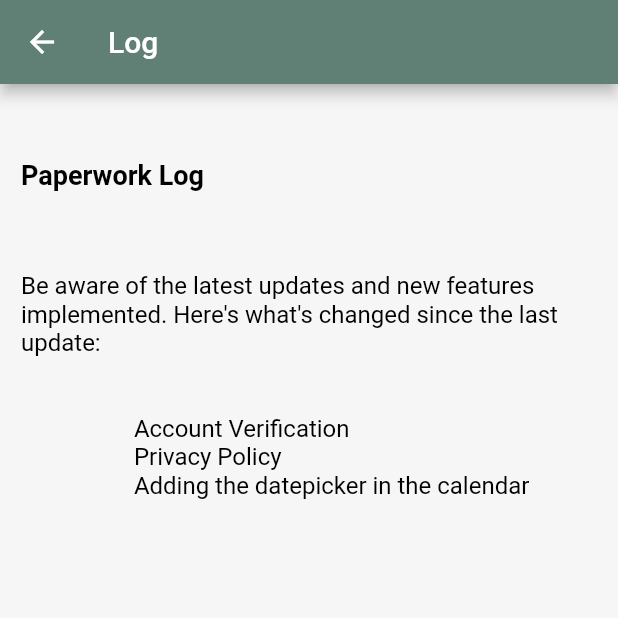
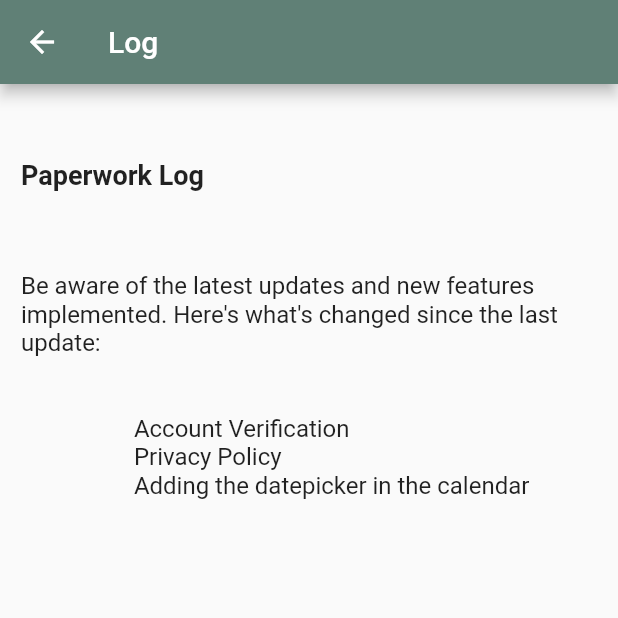
Before and after one commit to Paperwork-EIP/Front-mobile, a Flutter app: the SettingsPage1 screen opened directly, after a tap on "Change Log", on a phone screen of 412 x 824 dp, the top half of it. Run offline on Flutter 3.47's test engine with Material 2 defaults, Android fonts, the phone set to English and light mode, and no system bars; our stand-ins replace bloc, easy_dynamic_theme, equatable, flutter_bloc, flutter_dotenv, flutter_time_picker_spinner and 4 more; missing offline and left inert: restart_app; accounts and stored records are empty; network calls fail.

Commit message:
[ADD] dark mode theme

```diff
--- a/my_app/workspace/lib/Settings/Content/log.dart
+++ b/my_app/workspace/lib/Settings/Content/log.dart
@@ -10,7 +10,6 @@ class SettingsLog extends StatelessWidget {
         title: const Text("Log"),
         backgroundColor: const Color.fromARGB(255, 96, 128, 118),
       ),
-      backgroundColor: const Color(0xfff6f6f6),
       body: Center(
         child: Container(
           constraints: const BoxConstraints(maxWidth: 400),
@@ -20,15 +19,13 @@ class SettingsLog extends StatelessWidget {
             child:
               Text('\n\nPaperwork Log', style: TextStyle(
                                         fontWeight: FontWeight.bold,
-                                        fontSize: 18,
-                                        color: Colors.black)),),
+                                        fontSize: 18)),),
                Padding(padding: EdgeInsets.all(8.0),
             child:
               Text("\n\nBe aware of the latest updates and new features implemented. Here's what's changed since the last update:\n\n\n                   Account Verification\n                   Privacy Policy\n                   Adding the datepicker in the calendar\n",
               style : TextStyle(
                                         // fontWeight: FontWeight.bold,
-                                        fontSize: 16,
-                                        color: Colors.black), ),
+                                        fontSize: 16), ),
                ),
             ],
           ),
--- a/my_app/workspace/lib/Settings/settings.dart
+++ b/my_app/workspace/lib/Settings/settings.dart
@@ -1,3 +1,4 @@
+import 'package:easy_dynamic_theme/easy_dynamic_theme.dart';
 import 'package:flutter/cupertino.dart';
 import 'package:flutter/material.dart';
 
@@ -7,8 +8,15 @@ import 'Content/log.dart';
 import 'Content/policy.dart';
 import 'Content/about.dart';
 
-class SettingsPage1 extends StatelessWidget {
+class SettingsPage1 extends StatefulWidget {
   const SettingsPage1({Key? key}) : super(key: key);
+
+  @override
+  State<SettingsPage1> createState() => _SettingsPage1State();
+}
+
+class _SettingsPage1State extends State<SettingsPage1> {
+  // late bool mode = Theme.of(context).brightness == Brightness.dark;
 
   @override
   Widget build(BuildContext context) {
@@ -17,7 +25,6 @@ class SettingsPage1 extends StatelessWidget {
         title: const Text("Settings"),
         backgroundColor: const Color.fromARGB(255, 96, 128, 118),
       ),
-      backgroundColor: const Color(0xfff6f6f6),
       body: Center(
         child: Container(
           constraints: const BoxConstraints(maxWidth: 400),
@@ -29,19 +36,32 @@ class SettingsPage1 extends StatelessWidget {
                   _CustomListTile(
                       title: "Dark Mode",
                       icon: CupertinoIcons.moon,
-                      trailing:
-                          CupertinoSwitch(value: false, onChanged: (value) {})),
+                      trailing: CupertinoSwitch(
+                          value: Theme.of(context).brightness == Brightness.dark,
+                          onChanged: (value) {
+                            EasyDynamicTheme.of(context).changeTheme();
+                            // mode = !mode;
+                          })),
                   const _CustomListTile(
                     title: "Version",
                     icon: CupertinoIcons.device_phone_portrait,
                     trailing: Text("1.0"),
                   ),
                   const _CustomListTile(
-                      title: "Change Log", icon: CupertinoIcons.cloud_download, widget: SettingsLog(),),
+                    title: "Change Log",
+                    icon: CupertinoIcons.cloud_download,
+                    widget: SettingsLog(),
+                  ),
                   _CustomListTile(
-                      title: "Suport", icon: CupertinoIcons.lock_shield, widget: Support(),),
+                    title: "Suport",
+                    icon: CupertinoIcons.lock_shield,
+                    widget: Support(),
+                  ),
                   const _CustomListTile(
-                      title: "About", icon: CupertinoIcons.person_2, widget: SettingsAbout(),),
+                    title: "About",
+                    icon: CupertinoIcons.person_2,
+                    widget: SettingsAbout(),
+                  ),
                 ],
               ),
               const _SingleSection(
@@ -51,9 +71,10 @@ class SettingsPage1 extends StatelessWidget {
                       title: "Condition générale d'utilisation",
                       icon: CupertinoIcons.lock),
                   _CustomListTile(
-                      title: "Politique de confidentialité",
-                      icon: CupertinoIcons.lock,
-                      widget: SettingsPolicy(),),
+                    title: "Politique de confidentialité",
+                    icon: CupertinoIcons.lock,
+                    widget: SettingsPolicy(),
+                  ),
                   _CustomListTile(
                       title: "Terms et condition",
                       icon: CupertinoIcons.lock,
@@ -111,6 +132,14 @@ class _SingleSection extends StatelessWidget {
     required this.children,
   }) : super(key: key);
 
+  Color setColor(bool value) {
+    if (value) {
+      return  Color.fromARGB(166, 78, 80, 79);
+    } else {
+      return  Colors.white;
+    }
+  }
+
   @override
   Widget build(BuildContext context) {
     return Column(
@@ -130,7 +159,7 @@ class _SingleSection extends StatelessWidget {
         ),
         Container(
           width: double.infinity,
-          color: Colors.white,
+          color: setColor(Theme.of(context).brightness == Brightness.dark),
           child: Column(
             children: children,
           ),
--- a/my_app/workspace/lib/home/view/Header.dart
+++ b/my_app/workspace/lib/home/view/Header.dart
@@ -68,7 +68,7 @@ class Header extends StatelessWidget {
       children: <Widget>[
         IconButton(
           icon: const Icon(Icons.menu, size: 35.0),
-          color: const Color(0xFF29C9B3),
+          color: const Color.fromARGB(255, 96, 128, 118),
           onPressed: openDrawer,
         ),
         IconButton(
@@ -105,6 +105,7 @@ class NavBar extends StatelessWidget {
                     IconButton(
                       icon: const Icon(Icons.close),
                       onPressed: closeDrawer,
+                      color: Color.fromARGB(185, 41, 41, 41),
                     ),
                   ],
                 ),
--- a/my_app/workspace/lib/login/view/login_page.dart
+++ b/my_app/workspace/lib/login/view/login_page.dart
@@ -19,8 +19,8 @@ class LoginPage extends StatelessWidget {
     );
     return Scaffold(
       appBar: AppBar(
-        backgroundColor: Colors.white,
-        foregroundColor: Colors.black,
+        backgroundColor: const Color.fromARGB(255, 96, 128, 118),
+        // foregroundColor: Colors.black,
         elevation: 0,
         title: Center(
             child: Text(
@@ -41,7 +41,7 @@ class LoginPage extends StatelessWidget {
               style: GoogleFonts.inter(
                   fontSize: 18,
                   fontWeight: FontWeight.w500,
-                  color: const Color(0xFF29C9B3)),
+                  color: const Color.fromARGB(255, 166, 221, 204)),
             ),
           ),
         ],
--- a/my_app/workspace/lib/propal_add.dart
+++ b/my_app/workspace/lib/propal_add.dart
@@ -62,13 +62,12 @@ class AddPropal extends StatelessWidget {
     final _controller = TextEditingController();
 
     return Scaffold(
-      backgroundColor: Colors.white,
       appBar: AppBar(
-        backgroundColor: const Color.fromARGB(255, 96, 128, 118),
+        backgroundColor: Color.fromARGB(255, 82, 122, 109),
       ),
       body: Container(
         alignment: Alignment.center,
-                    color: const Color.fromARGB(33, 124, 204, 160),
+        color: Color.fromARGB(31, 98, 133, 114),
         child:
         ListView(
                 children: [ConstrainedBox(
--- a/my_app/workspace/lib/signup/view/signup_page.dart
+++ b/my_app/workspace/lib/signup/view/signup_page.dart
@@ -19,8 +19,8 @@ class SignupPage extends StatelessWidget {
     );
     return Scaffold(
       appBar: AppBar(
-        backgroundColor: Colors.white,
-        foregroundColor: Colors.black,
+        backgroundColor: const Color.fromARGB(255, 96, 128, 118),
+        // foregroundColor: Colors.black,
         elevation: 0,
         title: Center(
             child: Text(
@@ -41,7 +41,7 @@ class SignupPage extends StatelessWidget {
               style: GoogleFonts.inter(
                   fontSize: 18,
                   fontWeight: FontWeight.w500,
-                  color: const Color(0xFF29C9B3)),
+                  color: const Color.fromARGB(255, 166, 221, 204)),
             ),
           ),
         ],
--- a/my_app/workspace/lib/support.dart
+++ b/my_app/workspace/lib/support.dart
@@ -62,13 +62,11 @@ class Support extends StatelessWidget {
     final _controller = TextEditingController();
 
     return Scaffold(
-      backgroundColor: Colors.white,
       appBar: AppBar(
-        backgroundColor: const Color.fromARGB(255, 96, 128, 118),
       ),
       body: Container(
         alignment: Alignment.center,
-        color: const Color.fromARGB(33, 124, 204, 160),
+        color: const Color.fromARGB(31, 98, 133, 114),
         child:
         ListView(
                 children: [ ConstrainedBox(
--- a/my_app/workspace/pubspec.yaml
+++ b/my_app/workspace/pubspec.yaml
@@ -35,6 +35,7 @@ dependencies:
   restart_app: ^1.1.0+1
   mockito: ^5.3.2
   fluttertoast: ^8.1.2
+  easy_dynamic_theme: ^2.2.0
 
 
 dev_dependencies:
```
Also changed, not shown: my_app/workspace/lib/Settings/Content/about.dart (+3 -6 lines), my_app/workspace/lib/Settings/Content/cgu.dart (+2 -5 lines), my_app/workspace/lib/Settings/Content/condition.dart (+2 -4 lines), my_app/workspace/lib/Settings/Content/policy.dart (+2 -5 lines), my_app/workspace/lib/app.dart (+7 -1 lines), my_app/workspace/lib/calendar.dart (+7 -16 lines), my_app/workspace/lib/quizz/process/process.dart (+20 -9 lines), my_app/workspace/lib/themes.dart (added, +15 -0 lines).
